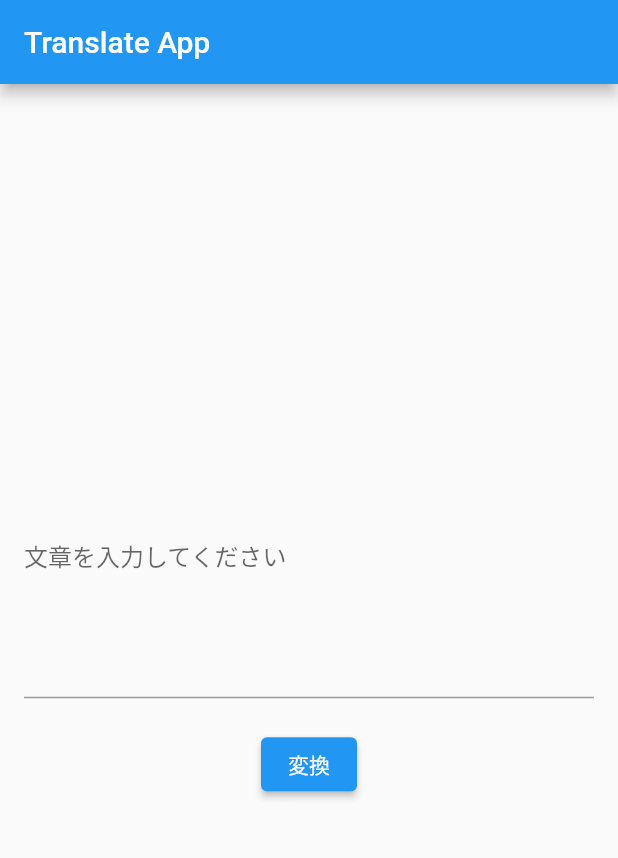
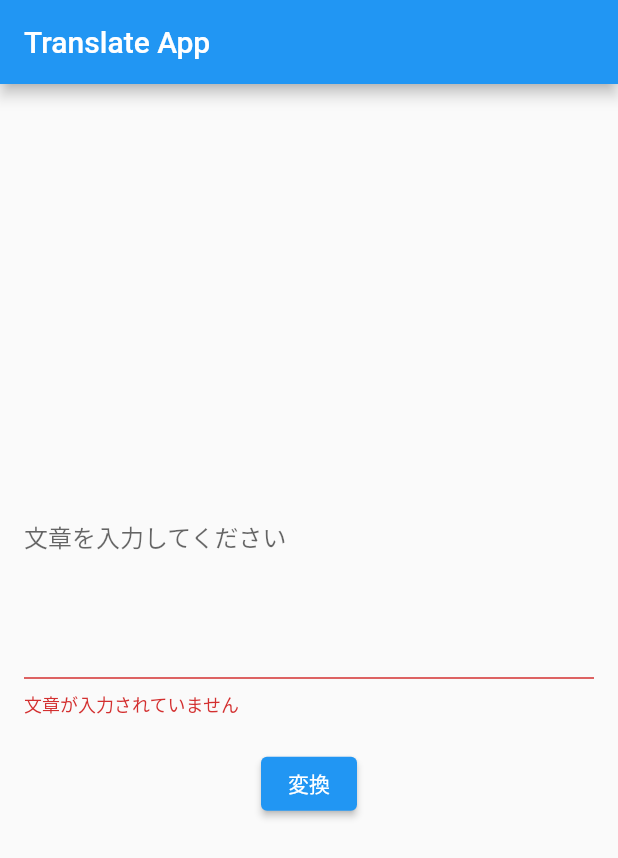
Before and after one commit to towser4/flutterexp1, a Flutter app: the screen it shows after launch, after a tap on "変換", on a phone screen of 412 x 824 dp. Shown: the top 858 px of the screen. Run offline on Flutter 3.47's test engine with Material 2 defaults, Android fonts, the phone set to English and light mode, and no system bars; missing offline and left inert: dart:html.

Commit message:
バリデーションまで追加

```diff
--- a/lib/main.dart
+++ b/lib/main.dart
@@ -11,7 +11,7 @@
 
   @override
   Widget build(BuildContext context) {
-    return MaterialApp(
+    return const MaterialApp(
       title: 'Translate App',
       home: HomePage(),
     );
@@ -26,24 +26,38 @@
 }
 
 class _HomePageState extends State<HomePage> {
+  final _formKey = GlobalKey<FormState>();
+
   @override
   Widget build(BuildContext context) {
     return Scaffold(
         appBar: AppBar(title: const Text("Translate App")),
-      body: Column(
+        body: Form(
+          key: _formKey,
+          child: Column(
             mainAxisAlignment: MainAxisAlignment.center,
             children: [
-          const Padding(
-            padding: EdgeInsets.symmetric(horizontal: 16),
-            child: TextField(
+              Padding(
+                padding: const EdgeInsets.symmetric(horizontal: 16),
+                child: TextFormField(
                     maxLines: 5,
-              decoration: InputDecoration(hintText: '文章を入力してください'),
-            ),
+                    decoration: const InputDecoration(hintText: '文章を入力してください'),
+                    validator: (value) {
+                      if (value == null || value.isEmpty) {
+                        return '文章が入力されていません';
+                      }
+                      return null;
+                    }),
               ),
               const SizedBox(height: 20),
-          ElevatedButton(onPressed: () {}, child: const Text('変換')),
+              ElevatedButton(
+                  onPressed: () {
+                    final formState = _formKey.currentState!;
+                    formState.validate();
+                  },
+                  child: const Text('変換')),
             ],
           ),
-    );
+        ));
   }
 }
```
Lines whose indentation alone changed are shown as unchanged.
